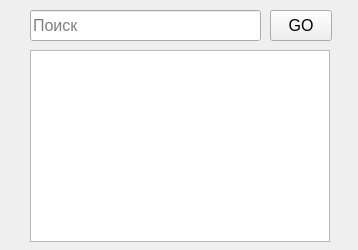
Old version of the form UI/Search.ui in the repository danchik1155/BackdoorIstok.
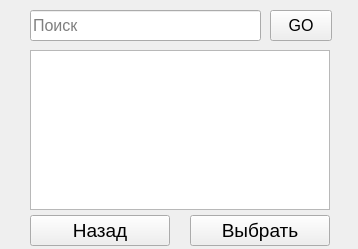
New version of the form.

Diff of the .ui file:
```diff
--- a/UI/Search.ui
+++ b/UI/Search.ui
@@ -7,7 +7,7 @@
     <x>0</x>
     <y>0</y>
     <width>358</width>
-    <height>250</height>
+    <height>249</height>
    </rect>
   </property>
   <property name="windowTitle">
@@ -59,10 +59,46 @@
       <x>30</x>
       <y>50</y>
       <width>300</width>
-      <height>192</height>
+      <height>160</height>
      </rect>
     </property>
    </widget>
+   <widget class="QPushButton" name="Back">
+    <property name="geometry">
+     <rect>
+      <x>30</x>
+      <y>215</y>
+      <width>140</width>
+      <height>31</height>
+     </rect>
+    </property>
+    <property name="font">
+     <font>
+      <pointsize>14</pointsize>
+     </font>
+    </property>
+    <property name="text">
+     <string>Назад</string>
+    </property>
+   </widget>
+   <widget class="QPushButton" name="Choose">
+    <property name="geometry">
+     <rect>
+      <x>190</x>
+      <y>215</y>
+      <width>140</width>
+      <height>31</height>
+     </rect>
+    </property>
+    <property name="font">
+     <font>
+      <pointsize>14</pointsize>
+     </font>
+    </property>
+    <property name="text">
+     <string>Выбрать</string>
+    </property>
+   </widget>
   </widget>
  </widget>
  <resources/>
```
